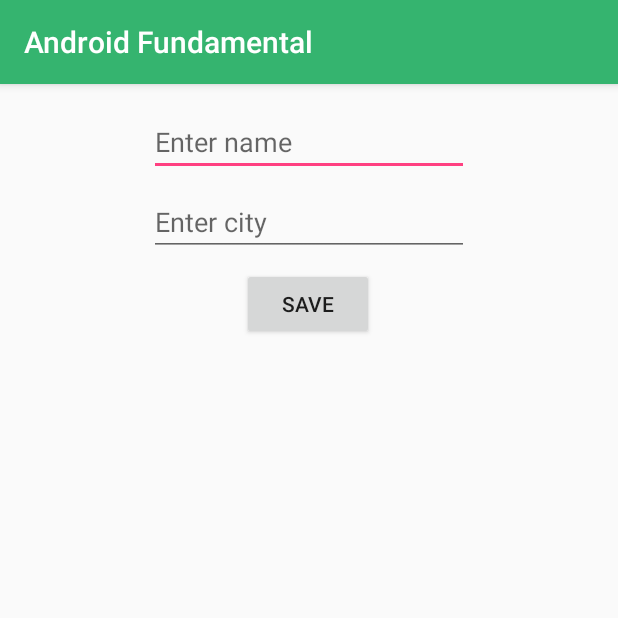
After one commit to almasud/Android-Fundamentals, an Android app: the RoomLibraryActivity screen opened directly, with no data from a screen before it, on a phone screen of 412 x 824 dp, the top half of it. The commit adds this screen. Run offline under Robolectric (Android 15) with nearby library versions, the phone set to English and light mode, and no system bars; our stand-ins replace Room's generated code, data binding.

Commit message:
Working with Room Library

```diff
--- a/app/build.gradle
+++ b/app/build.gradle
@@ -48,6 +48,9 @@ dependencies {
     implementation 'com.github.mancj:MaterialSearchBar:0.8.2'
     // MultiDex support
     implementation 'com.android.support:multidex:1.0.3'
+    // Room
+    implementation "androidx.room:room-runtime:2.2.0-rc01"
+    annotationProcessor "androidx.room:room-compiler:2.2.0-rc01"
     implementation 'com.google.code.gson:gson:2.8.5'
     implementation 'com.squareup.retrofit2:retrofit:2.5.0'
     implementation 'com.squareup.retrofit2:converter-gson:2.5.0'
--- a/app/src/main/AndroidManifest.xml
+++ b/app/src/main/AndroidManifest.xml
@@ -20,7 +20,8 @@
         android:roundIcon="@mipmap/ic_launcher_round"
         android:supportsRtl="true"
         android:theme="@style/AppTheme">
-        <activity android:name=".object_binding.DataBindingActivity"></activity>
+        <activity android:name=".room_library.RoomLibraryActivity"></activity>
+        <activity android:name=".data_binding.DataBindingActivity" />
 
         <receiver
             android:name=".broadcast_receiver.PhoneNumberReceiver"
--- a/app/src/main/java/com/example/almasud/fundamental/object_binding/DataBindingActivity.java
+++ b/app/src/main/java/com/example/almasud/fundamental/data_binding/DataBindingActivity.java
@@ -1,4 +1,4 @@
-package com.example.almasud.fundamental.object_binding;
+package com.example.almasud.fundamental.data_binding;
 
 import androidx.appcompat.app.AppCompatActivity;
 import androidx.databinding.DataBindingUtil;
--- a/app/src/main/java/com/example/almasud/fundamental/object_binding/Message.java
+++ b/app/src/main/java/com/example/almasud/fundamental/data_binding/Message.java
@@ -1,4 +1,4 @@
-package com.example.almasud.fundamental.object_binding;
+package com.example.almasud.fundamental.data_binding;
 
 import androidx.databinding.BaseObservable;
 import androidx.databinding.Bindable;
--- a/app/src/main/java/com/example/almasud/fundamental/object_binding/Student.java
+++ b/app/src/main/java/com/example/almasud/fundamental/data_binding/Student.java
@@ -1,4 +1,4 @@
-package com.example.almasud.fundamental.object_binding;
+package com.example.almasud.fundamental.data_binding;
 
 public class Student {
     private String name;
--- a/app/src/main/java/com/example/almasud/fundamental/list_and_recycler_view/ContactAdapter.java
+++ b/app/src/main/java/com/example/almasud/fundamental/list_and_recycler_view/ContactAdapter.java
@@ -17,10 +17,10 @@ public class ContactAdapter extends RecyclerView.Adapter<ContactAdapter.ContactV
     private ArrayList<Contact> contacts;
     private ClickListener listener;
 
-    public ContactAdapter(Context context, ArrayList<Contact> contacts, ClickListener listener) {
+    public ContactAdapter(Context context, ArrayList<Contact> contacts) {
         this.context = context;
         this.contacts = contacts;
-        this.listener = listener;
+        this.listener = (ClickListener) context;
     }
 
     @NonNull
--- a/app/src/main/java/com/example/almasud/fundamental/list_and_recycler_view/RecyclerViewActivity.java
+++ b/app/src/main/java/com/example/almasud/fundamental/list_and_recycler_view/RecyclerViewActivity.java
@@ -32,7 +32,7 @@ public class RecyclerViewActivity extends AppCompatActivity implements ContactAd
         contactRV = findViewById(R.id.contactRV);
 
         contacts = new ArrayList<>();
-        contactAdapter = new ContactAdapter(this, contacts, this);
+        contactAdapter = new ContactAdapter(this, contacts);
         RecyclerView.LayoutManager layoutManager = new LinearLayoutManager(this, RecyclerView.VERTICAL, false);
         contactRV.setLayoutManager(layoutManager);
         contactRV.setAdapter(contactAdapter);
--- /dev/null
+++ b/app/src/main/java/com/example/almasud/fundamental/room_library/RoomLibraryActivity.java
@@ -0,0 +1,56 @@
+package com.example.almasud.fundamental.room_library;
+
+import androidx.appcompat.app.AppCompatActivity;
+import androidx.databinding.DataBindingUtil;
+import androidx.recyclerview.widget.LinearLayoutManager;
+import androidx.recyclerview.widget.RecyclerView;
+
+import android.os.Bundle;
+import android.view.View;
+import android.widget.Toast;
+
+import com.example.almasud.fundamental.R;
+import com.example.almasud.fundamental.databinding.ActivityRoomLibraryBinding;
+
+import java.util.List;
+
+/**
+ * The Room persistence library provides an abstraction layer over SQLite to allow
+ * for more robust database access while harnessing the full power of SQLite.
+ */
+public class RoomLibraryActivity extends AppCompatActivity implements StudentAdapter.OnLongClickListener {
+    private ActivityRoomLibraryBinding binding;
+    private Student student;
+    private StudentAdapter adapter;
+    private List<Student> students;
+
+    @Override
+    protected void onCreate(Bundle savedInstanceState) {
+        super.onCreate(savedInstanceState);
+        binding = DataBindingUtil.setContentView(this, R.layout.activity_room_library);
+        student = new Student();
+        students = StudentDatabase.getInstance(this).getStudentDao().getAllStudents();
+        adapter = new StudentAdapter(this, students);
+
+        binding.recylerViewStudentList.setAdapter(adapter);
+        binding.setSt(student);
+    }
+
+    public void saveStudent(View view) {
+        long insertedRow = StudentDatabase.getInstance(this).getStudentDao().insertStudent(student);
+        if (insertedRow > 0) {
+            students = StudentDatabase.getInstance(this).getStudentDao().getAllStudents();
+            adapter.updateData(students);
+            binding.editTextRoomSName.setText("");
+            binding.editTextRoomSCity.setText("");
+            Toast.makeText(this, "Saved", Toast.LENGTH_SHORT).show();
+        } else {
+            Toast.makeText(this, "Failed", Toast.LENGTH_SHORT).show();
+        }
+    }
+
+    @Override
+    public void onLongClick(Student student) {
+        Toast.makeText(this, student.getName() + " is deleted", Toast.LENGTH_SHORT).show();
+    }
+}
--- /dev/null
+++ b/app/src/main/java/com/example/almasud/fundamental/room_library/Student.java
@@ -0,0 +1,62 @@
+package com.example.almasud.fundamental.room_library;
+
+import androidx.room.ColumnInfo;
+import androidx.room.Entity;
+import androidx.room.Ignore;
+import androidx.room.PrimaryKey;
+
+/**
+ * Automatically generate SQLite database depend of each annotation.
+ */
+
+@Entity(tableName = "tbl_student")
+public class Student {
+    @PrimaryKey(autoGenerate = true)
+    private int studentId;
+    @ColumnInfo(name = "col_student_name")
+    private String name;
+    @ColumnInfo(name = "col_student_city")
+    private String city;
+    @Ignore
+    private int count;
+
+    @Ignore
+    public Student() {
+    }
+
+    public Student(String name, String city) {
+        this.name = name;
+        this.city = city;
+    }
+
+    @Ignore
+    public Student(int studentId, String name, String city) {
+        this.studentId = studentId;
+        this.name = name;
+        this.city = city;
+    }
+
+    public int getStudentId() {
+        return studentId;
+    }
+
+    public void setStudentId(int studentId) {
+        this.studentId = studentId;
+    }
+
+    public String getName() {
+        return name;
+    }
+
+    public void setName(String name) {
+        this.name = name;
+    }
+
+    public String getCity() {
+        return city;
+    }
+
+    public void setCity(String city) {
+        this.city = city;
+    }
+}
--- /dev/null
+++ b/app/src/main/java/com/example/almasud/fundamental/room_library/StudentAdapter.java
@@ -0,0 +1,85 @@
+package com.example.almasud.fundamental.room_library;
+
+import android.content.Context;
+import android.view.LayoutInflater;
+import android.view.View;
+import android.view.ViewGroup;
+
+import androidx.annotation.NonNull;
+import androidx.databinding.DataBindingUtil;
+import androidx.recyclerview.widget.RecyclerView;
+
+import com.example.almasud.fundamental.R;
+import com.example.almasud.fundamental.databinding.SingleStudentRowBinding;
+
+import java.util.List;
+
+public class StudentAdapter extends RecyclerView.Adapter<StudentAdapter.StudentViewHolder> {
+    private Context context;
+    private List<Student> students;
+    private OnLongClickListener onLongClickListener;
+
+    public StudentAdapter(Context context, List<Student> students) {
+        this.context = context;
+        this.students = students;
+        this.onLongClickListener = (OnLongClickListener) context;
+    }
+
+    @NonNull
+    @Override
+    public StudentViewHolder onCreateViewHolder(@NonNull ViewGroup parent, int viewType) {
+        SingleStudentRowBinding binding = DataBindingUtil.inflate(LayoutInflater.from(
+                parent.getContext()), R.layout.single_student_row, parent, false);
+        return new StudentViewHolder(binding);
+    }
+
+    @Override
+    public void onBindViewHolder(@NonNull StudentViewHolder holder, int position) {
+        Student student = students.get(position);
+        holder.bind(student);
+    }
+
+    @Override
+    public int getItemCount() {
+        return students.size();
+    }
+
+    public class StudentViewHolder extends RecyclerView.ViewHolder {
+        private SingleStudentRowBinding studentRowBinding;
+
+        public StudentViewHolder(@NonNull SingleStudentRowBinding studentRowBinding) {
+            super(studentRowBinding.getRoot());
+            this.studentRowBinding = studentRowBinding;
+
+            studentRowBinding.getRoot().setOnLongClickListener(new View.OnLongClickListener() {
+                @Override
+                public boolean onLongClick(View view) {
+                    // Pass Student to Activity before Delete
+                    onLongClickListener.onLongClick(students.get(getAdapterPosition()));
+                    // Delete Student from database
+                    StudentDatabase.getInstance(context).getStudentDao().deleteStudent(
+                            students.get(getAdapterPosition()));
+                    // Get Student from database
+                    students = StudentDatabase.getInstance(context).getStudentDao()
+                            .getAllStudents();
+                    notifyDataSetChanged();
+                    return true;
+                }
+            });
+        }
+
+        public void bind(Student student) {
+            studentRowBinding.setSt(student);
+        }
+    }
+
+    // Update recycler view after any add or remove
+    public void updateData(List<Student> students) {
+        this.students = students;
+        notifyDataSetChanged();
+    }
+
+    public interface OnLongClickListener {
+        void onLongClick(Student student);
+    }
+}
--- /dev/null
+++ b/app/src/main/java/com/example/almasud/fundamental/room_library/StudentDao.java
@@ -0,0 +1,42 @@
+package com.example.almasud.fundamental.room_library;
+
+import androidx.room.Dao;
+import androidx.room.Delete;
+import androidx.room.Insert;
+import androidx.room.Query;
+import androidx.room.Update;
+
+import java.util.List;
+
+/**
+ * DAO -> Data Access Objects
+ * To access your app's data using the Room persistence library, you work with data access
+ * objects, or DAOs. This set of Dao objects forms the main component of Room, as each DAO
+ * includes methods that offer abstract access to your app's database. By accessing a database
+ * using a DAO class instead of query builders or direct queries, you can separate different
+ * components of your database architecture.
+ * A DAO can be either an interface or an abstract class. If it's an abstract class, it can
+ * optionally have a constructor that takes a RoomDatabase as its only parameter. Room creates
+ * each DAO implementation at compile time.
+ */
+
+@Dao
+public interface StudentDao {
+    @Insert
+    long insertStudent(Student student);
+
+    @Insert
+    long[] insertStudents(Student... students);
+
+    @Query("SELECT * FROM tbl_student")
+    List<Student> getAllStudents();
+
+    @Query("SELECT * FROM tbl_student WHERE studentId LIKE:id")
+    Student getStudentById(int id);
+
+    @Update
+    int updateStudent(Student student);
+
+    @Delete
+    int deleteStudent(Student student);
+}
--- /dev/null
+++ b/app/src/main/java/com/example/almasud/fundamental/room_library/StudentDatabase.java
@@ -0,0 +1,24 @@
+package com.example.almasud.fundamental.room_library;
+
+import android.content.Context;
+
+import androidx.room.Database;
+import androidx.room.Room;
+import androidx.room.RoomDatabase;
+
+@Database(entities = {Student.class}, version = 1)
+public abstract class StudentDatabase extends RoomDatabase {
+    private static StudentDatabase database;
+
+    public abstract StudentDao getStudentDao();
+
+    public static StudentDatabase getInstance(Context context) {
+        if (database != null) {
+            return database;
+        } else {
+            database = Room.databaseBuilder(context, StudentDatabase.class, "student_db")
+                    .allowMainThreadQueries().build();
+            return database;
+        }
+    }
+}
--- a/app/src/main/res/layout/activity_data_binding.xml
+++ b/app/src/main/res/layout/activity_data_binding.xml
@@ -2,15 +2,15 @@
 <layout xmlns:android="http://schemas.android.com/apk/res/android"
     xmlns:app="http://schemas.android.com/apk/res-auto"
     xmlns:tools="http://schemas.android.com/tools"
-    tools:context=".object_binding.DataBindingActivity">
+    tools:context=".data_binding.DataBindingActivity">
 
     <data>
         <variable
             name="st"
-            type="com.example.almasud.fundamental.object_binding.Student" />
+            type="com.example.almasud.fundamental.data_binding.Student" />
         <variable
             name="msg"
-            type="com.example.almasud.fundamental.object_binding.Message" />
+            type="com.example.almasud.fundamental.data_binding.Message" />
     </data>
 
     <androidx.constraintlayout.widget.ConstraintLayout
--- /dev/null
+++ b/app/src/main/res/layout/activity_room_library.xml
@@ -0,0 +1,67 @@
+<?xml version="1.0" encoding="utf-8"?>
+<layout xmlns:android="http://schemas.android.com/apk/res/android"
+    xmlns:app="http://schemas.android.com/apk/res-auto"
+    xmlns:tools="http://schemas.android.com/tools"
+    tools:context=".room_library.RoomLibraryActivity">
+
+    <data>
+        <variable
+            name="st"
+            type="com.example.almasud.fundamental.room_library.Student" />
+    </data>
+
+    <androidx.constraintlayout.widget.ConstraintLayout
+        android:layout_width="match_parent"
+        android:layout_height="match_parent">
+
+        <EditText
+            android:id="@+id/editTextRoomSName"
+            android:layout_width="wrap_content"
+            android:layout_height="wrap_content"
+            android:layout_marginTop="16dp"
+            android:ems="10"
+            android:text="@={st.name}"
+            android:hint="Enter name"
+            android:inputType="textPersonName"
+            app:layout_constraintEnd_toEndOf="parent"
+            app:layout_constraintStart_toStartOf="parent"
+            app:layout_constraintTop_toTopOf="parent" />
+
+        <EditText
+            android:id="@+id/editTextRoomSCity"
+            android:layout_width="wrap_content"
+            android:layout_height="wrap_content"
+            android:layout_marginTop="8dp"
+            android:ems="10"
+            android:text="@={st.city}"
+            android:hint="Enter city"
+            android:inputType="textPersonName"
+            app:layout_constraintEnd_toEndOf="parent"
+            app:layout_constraintStart_toStartOf="parent"
+            app:layout_constraintTop_toBottomOf="@+id/editTextRoomSName" />
+
+        <Button
+            android:id="@+id/buttonRoomSSave"
+            android:layout_width="wrap_content"
+            android:layout_height="wrap_content"
+            android:layout_marginTop="8dp"
+            android:onClick="saveStudent"
+            android:text="Save"
+            app:layout_constraintEnd_toEndOf="parent"
+            app:layout_constraintHorizontal_bias="0.498"
+            app:layout_constraintStart_toStartOf="parent"
+            app:layout_constraintTop_toBottomOf="@+id/editTextRoomSCity" />
+
+        <androidx.recyclerview.widget.RecyclerView
+            android:id="@+id/recylerViewStudentList"
+            android:layout_width="409dp"
+            android:layout_height="414dp"
+            android:layout_marginTop="16dp"
+            app:layoutManager="androidx.recyclerview.widget.LinearLayoutManager"
+            app:layout_constraintEnd_toEndOf="parent"
+            app:layout_constraintStart_toStartOf="parent"
+            app:layout_constraintTop_toBottomOf="@+id/buttonRoomSSave" />
+
+
+    </androidx.constraintlayout.widget.ConstraintLayout>
+</layout>
```
Also changed, not shown: app/src/main/java/com/example/almasud/fundamental/MainActivity.java (+10 -3 lines), app/src/main/res/layout/content_main.xml (+10 -1 lines), app/src/main/res/layout/single_student_row.xml (added, +24 -0 lines).
